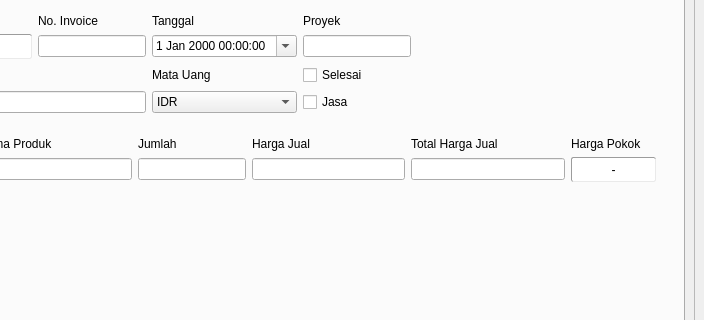
This is source/GUI.ui in fnugrahendi/petuk.corp as Qt 5 draws it before an edit; both pictures show x 166 to 870 and y 155 to 475 of the 870 by 637 pixel window. The edited form follows.
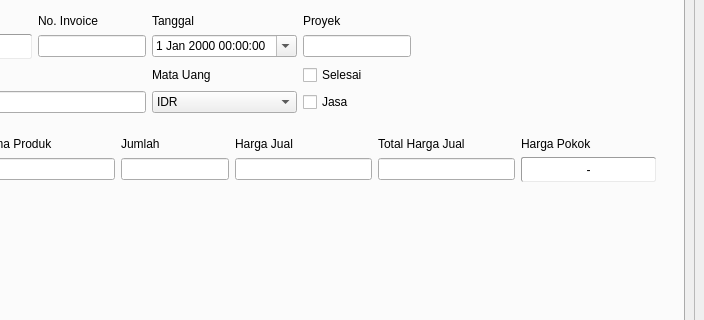
This is the edited form. The open tabs and pages were chosen to show the change. Icons and pictures are not drawn.

Commit message: tambah ke database pake sqltorun

Diff of the .ui file:
```diff
--- a/source/GUI.ui
+++ b/source/GUI.ui
@@ -4568,14 +4568,14 @@
                   <item row="1" column="5">
                    <widget class="QPushButton" name="tb_Penjualan_InvoicePenjualan_Input_HargaPokok">
                     <property name="sizePolicy">
-                     <sizepolicy hsizetype="Preferred" vsizetype="Fixed">
+                     <sizepolicy hsizetype="Minimum" vsizetype="Fixed">
                       <horstretch>0</horstretch>
                       <verstretch>0</verstretch>
                      </sizepolicy>
                     </property>
                     <property name="minimumSize">
                      <size>
-                      <width>85</width>
+                      <width>135</width>
                       <height>25</height>
                      </size>
                     </property>
@@ -4593,7 +4593,7 @@
                   <item row="1" column="2">
                    <widget class="QLineEdit" name="le_Penjualan_InvoicePenjualan_Input_Jumlah">
                     <property name="sizePolicy">
-                     <sizepolicy hsizetype="Maximum" vsizetype="Fixed">
+                     <sizepolicy hsizetype="Minimum" vsizetype="Fixed">
                       <horstretch>0</horstretch>
                       <verstretch>0</verstretch>
                      </sizepolicy>
```
Left out of the diff: 15 changed lines with no effect on the pictures. The commit also changes 2 other files.
